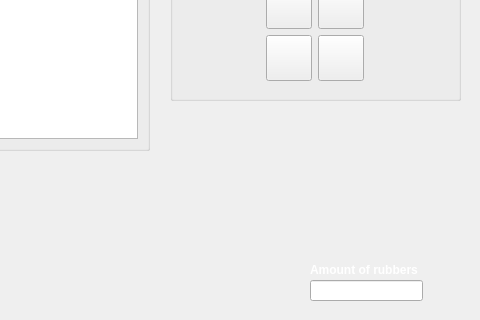
This is RubberContractBridge/gui/serverlobby.ui in CFWagner/EPE321-RubberContractBridge as Qt 5 draws it before an edit; both pictures show x 160 to 640 and y 160 to 480 of the 640 by 480 pixel window. The edited form follows.
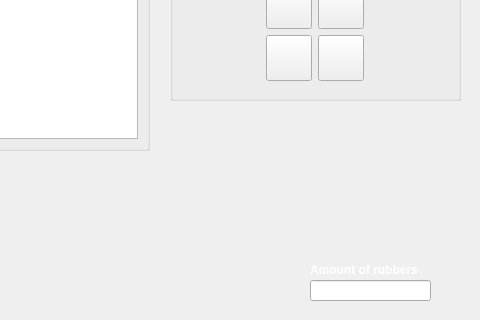
This is the edited form.

```diff
--- a/RubberContractBridge/gui/serverlobby.ui
+++ b/RubberContractBridge/gui/serverlobby.ui
@@ -281,7 +281,7 @@
     <rect>
      <x>470</x>
      <y>440</y>
-     <width>113</width>
+     <width>121</width>
      <height>21</height>
     </rect>
    </property>
```
